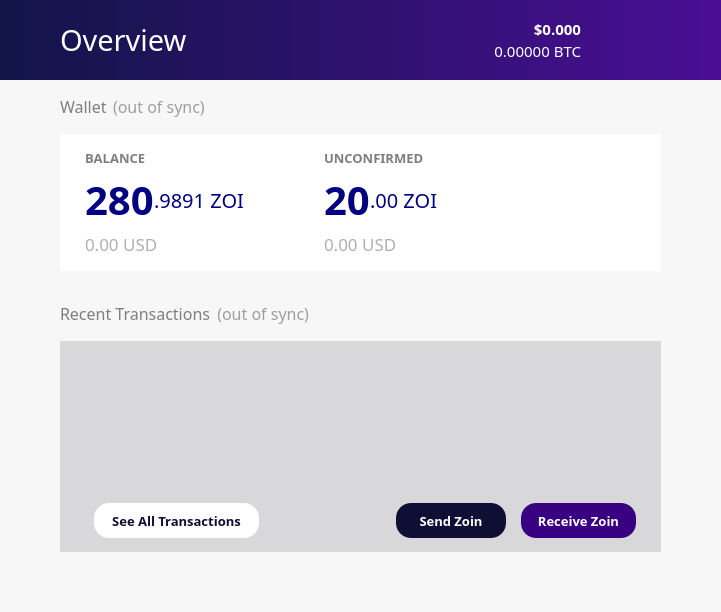
This is src/qt/forms/winforms/overviewpage.ui in noirofficial/noir as Qt 5 draws it before an edit. The edited form follows.
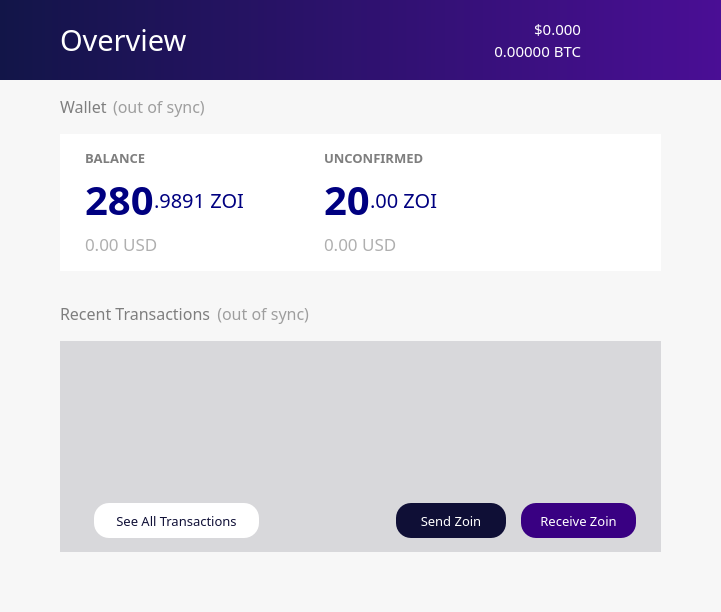
This is the edited form. Icons and pictures are not drawn.

Commit message: Upload win forms

What changed in the file:
```diff
--- a/src/qt/forms/winforms/overviewpage.ui
+++ b/src/qt/forms/winforms/overviewpage.ui
@@ -451,10 +451,10 @@
                <widget class="QLabel" name="priceUSD">
                 <property name="font">
                  <font>
-                  <family>ZoinLight</family>
+                  <family>ZoinMedium</family>
                   <pointsize>11</pointsize>
-                  <weight>75</weight>
-                  <bold>true</bold>
+                  <weight>50</weight>
+                  <bold>false</bold>
                   <stylestrategy>PreferDefault</stylestrategy>
                   <kerning>true</kerning>
                  </font>
@@ -1804,10 +1804,10 @@
                      </property>
                      <property name="font">
                       <font>
-                       <family>ZoinLight</family>
+                       <family>ZoinRegular</family>
                        <pointsize>10</pointsize>
-                       <weight>75</weight>
-                       <bold>true</bold>
+                       <weight>50</weight>
+                       <bold>false</bold>
                       </font>
                      </property>
                      <property name="styleSheet">
@@ -1874,10 +1874,10 @@
                     </property>
                     <property name="font">
                      <font>
-                      <family>ZoinLight</family>
+                      <family>ZoinRegular</family>
                       <pointsize>10</pointsize>
-                      <weight>75</weight>
-                      <bold>true</bold>
+                      <weight>50</weight>
+                      <bold>false</bold>
                      </font>
                     </property>
                     <property name="autoFillBackground">
@@ -1912,10 +1912,10 @@
                     </property>
                     <property name="font">
                      <font>
-                      <family>ZoinLight</family>
+                      <family>ZoinRegular</family>
                       <pointsize>10</pointsize>
-                      <weight>75</weight>
-                      <bold>true</bold>
+                      <weight>50</weight>
+                      <bold>false</bold>
                      </font>
                     </property>
                     <property name="styleSheet">
```
Left out of the diff: 4 changed lines with no effect on the pictures. The commit also changes 7 other files.
